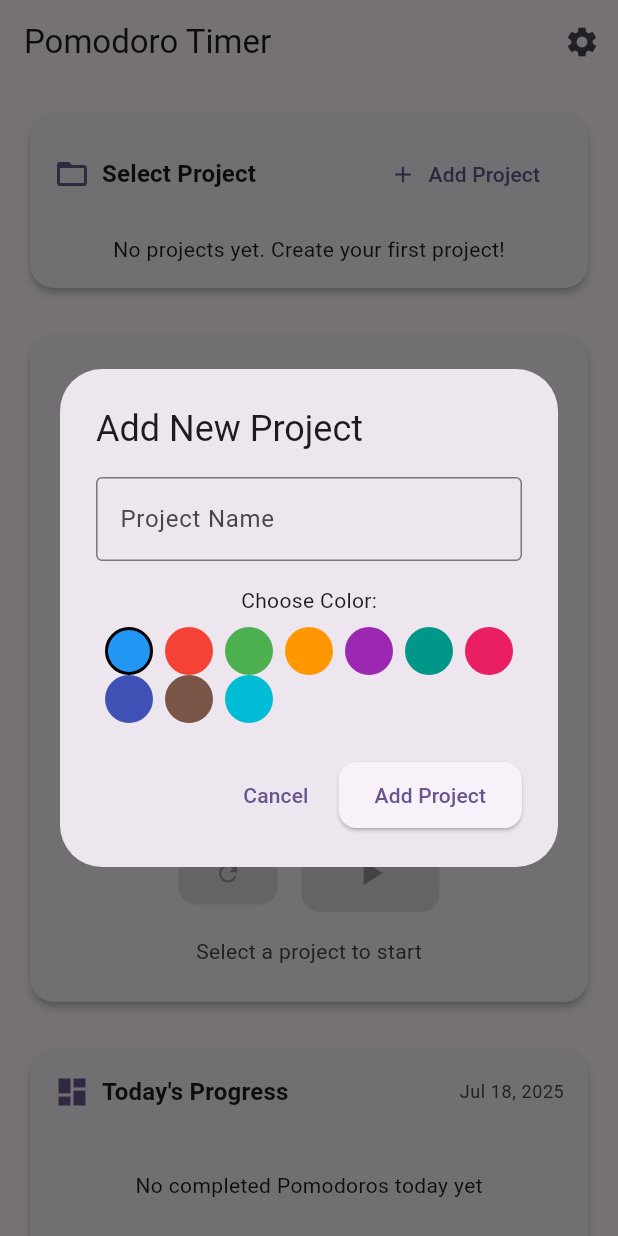
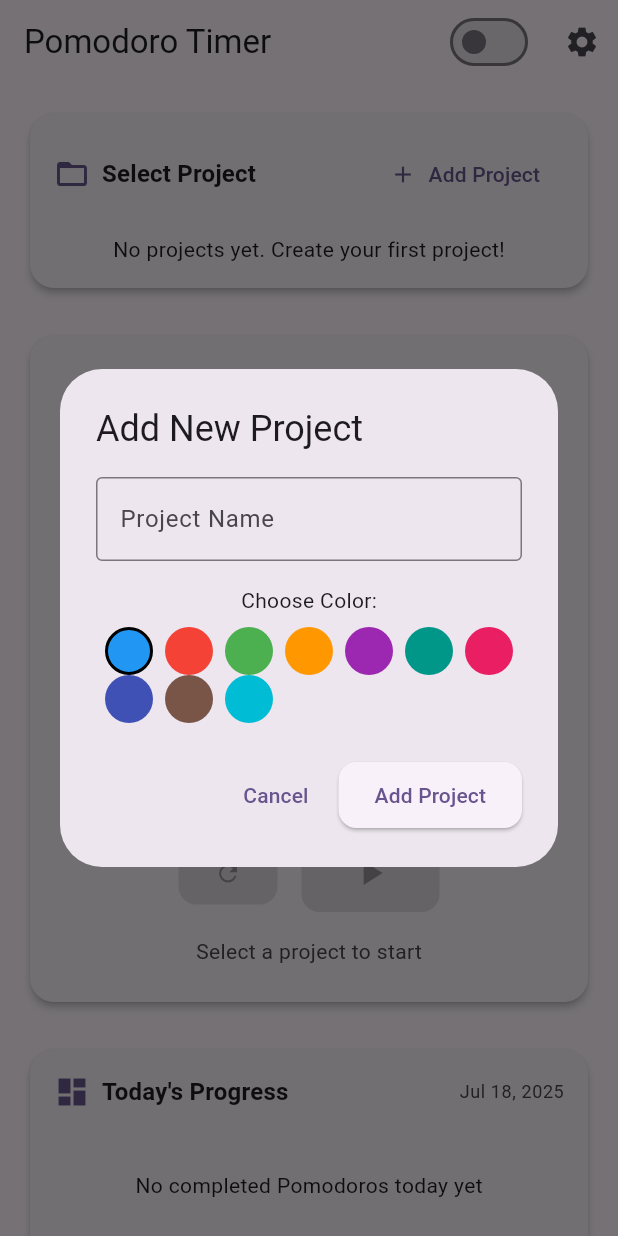
Before and after one commit to Mortezayazdanich/Pomodoro_timer, a Flutter app: the screen it shows after launch, after a tap on "Add Project", on a phone screen of 412 x 824 dp. Run offline on Flutter 3.47's test engine with Material 3 defaults, Android fonts, the phone set to English and light mode, and no system bars; our stand-ins replace flutter_riverpod, hive, hive_flutter, shared_preferences; accounts and stored records are empty.

Commit message:
Dark mode toggle feature

```diff
--- a/lib/main.dart
+++ b/lib/main.dart
@@ -2,6 +2,7 @@ import 'package:flutter/material.dart';
 import 'package:flutter_riverpod/flutter_riverpod.dart';
 import 'services/database_service.dart';
 import 'screens/home_screen.dart';
+import 'providers/providers.dart';
 
 void main() async {
   WidgetsFlutterBinding.ensureInitialized();
@@ -14,8 +15,12 @@ class MyApp extends StatelessWidget {
 
   @override
   Widget build(BuildContext context) {
+    return Consumer(
+      builder: (context, ref, _) {
+        final themeMode = ref.watch(themeModeProvider);
         return MaterialApp(
           title: 'Pomodoro Timer',
+          themeMode: themeMode,
           theme: ThemeData(
             useMaterial3: true,
             colorScheme: ColorScheme.fromSeed(
@@ -37,7 +42,30 @@ class MyApp extends StatelessWidget {
               ),
             ),
           ),
+          darkTheme: ThemeData(
+            useMaterial3: true,
+            colorScheme: ColorScheme.fromSeed(
+              seedColor: Colors.deepPurple,
+              brightness: Brightness.dark,
+            ),
+            cardTheme: CardThemeData(
+              elevation: 2,
+              shape: RoundedRectangleBorder(
+                borderRadius: BorderRadius.circular(16),
+              ),
+            ),
+            elevatedButtonTheme: ElevatedButtonThemeData(
+              style: ElevatedButton.styleFrom(
+                padding: const EdgeInsets.symmetric(horizontal: 24, vertical: 12),
+                shape: RoundedRectangleBorder(
+                  borderRadius: BorderRadius.circular(12),
+                ),
+              ),
+            ),
+          ),
           home: const HomeScreen(),
         );
       }
+    );
   }
+}
--- a/lib/providers/providers.dart
+++ b/lib/providers/providers.dart
@@ -1,4 +1,6 @@
 import 'dart:async';
+import 'package:flutter/material.dart';
+import 'package:shared_preferences/shared_preferences.dart';
 import 'package:flutter_riverpod/flutter_riverpod.dart';
 import 'package:uuid/uuid.dart';
 import '../models/project.dart';
@@ -14,6 +16,39 @@ const int defaultLongBreakMinutes = 15;
 final settingsProvider = StateNotifierProvider<SettingsNotifier, Settings>((ref) {
   return SettingsNotifier();
 });
+
+final themeModeProvider = StateNotifierProvider<ThemeModeNotifier, ThemeMode>(
+  (ref) => ThemeModeNotifier(),
+);
+
+class ThemeModeNotifier extends StateNotifier<ThemeMode> {
+  ThemeModeNotifier() : super(ThemeMode.system) {
+    _loadSavedTheme();
+  }
+
+  Future<void> _loadSavedTheme() async {
+    final prefs = await SharedPreferences.getInstance();
+    final savedTheme = prefs.getString('theme_mode');
+    if (savedTheme != null) {
+      state = ThemeMode.values.firstWhere(
+        (e) => e.toString() == savedTheme,
+        orElse: () => ThemeMode.system,
+      );
+    }
+  }
+
+  Future<void> setThemeMode(ThemeMode mode) async {
+    state = mode;
+    final prefs = await SharedPreferences.getInstance();
+    await prefs.setString('theme_mode', mode.toString());
+  }
+}
+
+Future<void> saveThemeMode(ThemeMode mode) async {
+  final prefs = await SharedPreferences.getInstance();
+  await prefs.setString('theme_mode', mode.toString());
+}
+
 
 class Settings {
   final int pomodoroMinutes;
@@ -38,6 +73,7 @@ class Settings {
     );
   }
 }
+
 
 class SettingsNotifier extends StateNotifier<Settings> {
   SettingsNotifier() : super(Settings());
--- a/lib/screens/home_screen.dart
+++ b/lib/screens/home_screen.dart
@@ -5,6 +5,7 @@ import '../widgets/timer_widget.dart';
 import '../widgets/project_selector.dart';
 import '../widgets/dashboard_widget.dart';
 import '../widgets/settings_widget.dart';
+import '../widgets/theme_toggle.dart';
 
 class HomeScreen extends ConsumerStatefulWidget {
   const HomeScreen({super.key});
@@ -30,6 +31,8 @@ class _HomeScreenState extends ConsumerState<HomeScreen> {
       appBar: AppBar(
         title: const Text('Pomodoro Timer'),
         actions: [
+          const ThemeToggle(),
+          const SizedBox(width: 8),
           IconButton(
             icon: const Icon(Icons.settings),
             onPressed: () {
--- /dev/null
+++ b/lib/widgets/theme_toggle.dart
@@ -0,0 +1,20 @@
+import 'package:flutter/material.dart';
+import 'package:flutter_riverpod/flutter_riverpod.dart';
+import '../providers/providers.dart';
+
+class ThemeToggle extends ConsumerWidget {
+  const ThemeToggle({super.key});
+
+  @override
+  Widget build(BuildContext context, WidgetRef ref) {
+    final themeMode = ref.watch(themeModeProvider);
+
+    return Switch(
+      value: themeMode == ThemeMode.dark,
+      onChanged: (isDark) {
+        ref.read(themeModeProvider.notifier)
+           .setThemeMode(isDark ? ThemeMode.dark : ThemeMode.light);
+      },
+    );
+  }
+}
--- a/pubspec.yaml
+++ b/pubspec.yaml
@@ -36,7 +36,7 @@ dependencies:
   cupertino_icons: ^1.0.8
 
   # State management
-  flutter_riverpod: ^2.4.9
+  flutter_riverpod: ^2.3.6
   flutter_hooks: ^0.20.3
   hooks_riverpod: ^2.4.9
 
@@ -47,6 +47,9 @@ dependencies:
   # Utilities
   intl: ^0.19.0
   uuid: ^4.3.3
+
+  # Shared preferences
+  shared_preferences: ^2.2.0
 
 dev_dependencies:
   flutter_test:
```
Also changed, not shown: pubspec.lock. Lines whose indentation alone changed are shown as unchanged.
